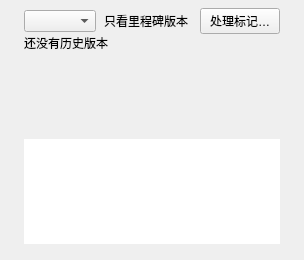
This is windows/mainwindow_child/homepage/pages/homepage_page_backup.ui in Zao-chen/ZcVersionBox as Qt 5 draws it before an edit. The edited form follows.
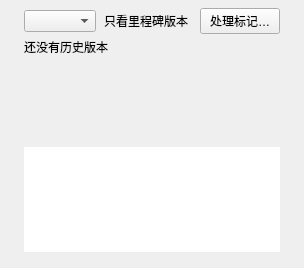
This is the edited form.

Commit message: style(ui): 回调历史版本页面表格间距为4px避免过度紧凑

Diff of the .ui file:
```diff
--- a/windows/mainwindow_child/homepage/pages/homepage_page_backup.ui
+++ b/windows/mainwindow_child/homepage/pages/homepage_page_backup.ui
@@ -16,7 +16,7 @@
     <number>16</number>
    </property>
    <property name="spacing">
-    <number>0</number>
+    <number>4</number>
    </property>
    <item>
     <widget class="QWidget" name="filterBar">
```
The commit also changes 1 other file.
